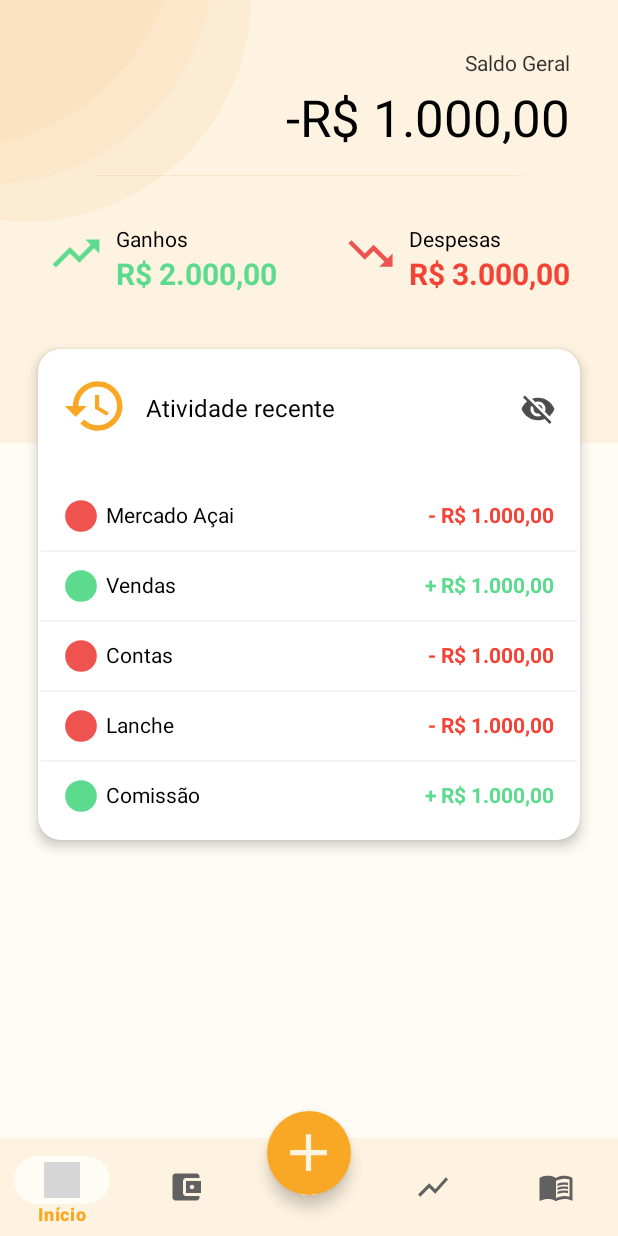
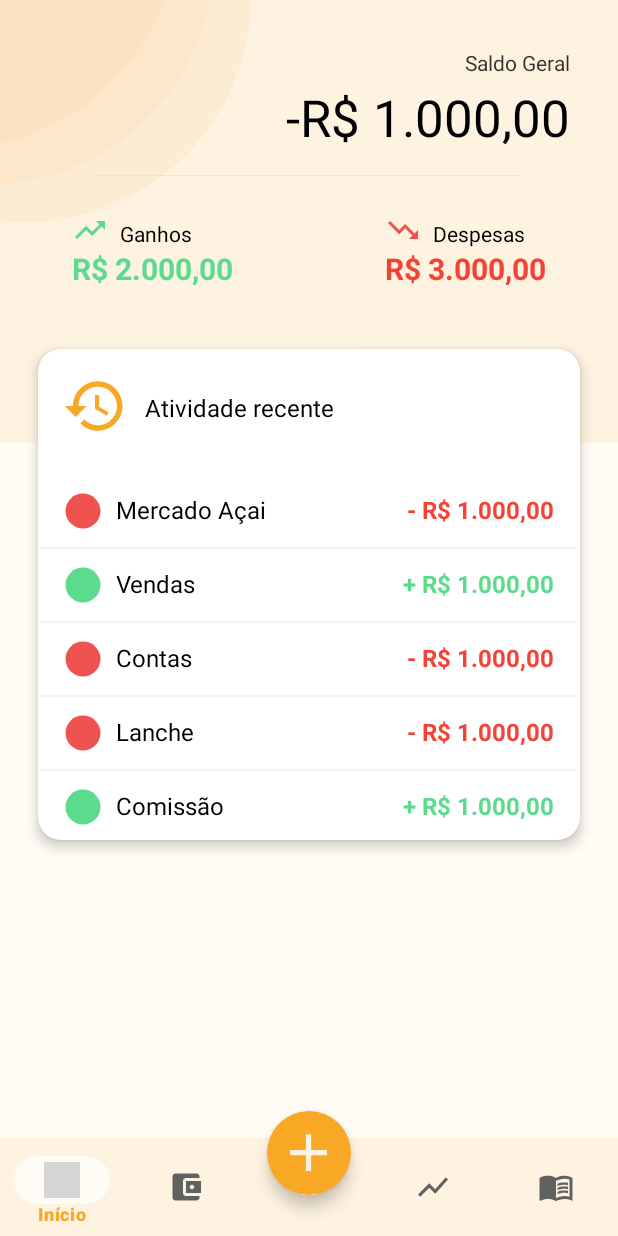
Before and after one commit to htchristie/finances-app, an Android app: the screen it shows after launch (MainActivity), on a phone screen of 412 x 824 dp. Run offline under Robolectric (Android 15) with nearby library versions, the phone set to English and light mode, and no system bars; our stand-ins replace navigation-ui; grey boxes are pictures that could not be loaded.

Commit message:
fixed broken constraints

```diff
--- a/app/src/main/res/layout/activity_main.xml
+++ b/app/src/main/res/layout/activity_main.xml
@@ -1,5 +1,6 @@
 <?xml version="1.0" encoding="utf-8"?>
-<androidx.constraintlayout.widget.ConstraintLayout xmlns:android="http://schemas.android.com/apk/res/android"
+<androidx.constraintlayout.widget.ConstraintLayout
+    xmlns:android="http://schemas.android.com/apk/res/android"
     xmlns:app="http://schemas.android.com/apk/res-auto"
     xmlns:tools="http://schemas.android.com/tools"
     android:layout_width="match_parent"
--- a/app/src/main/res/layout/fragment_home.xml
+++ b/app/src/main/res/layout/fragment_home.xml
@@ -74,12 +74,10 @@
 
         <ImageView
             android:id="@+id/ivProfits"
-            android:layout_width="37dp"
-            android:layout_height="39dp"
-            android:layout_marginStart="32dp"
-            android:layout_marginTop="32dp"
-            app:layout_constraintStart_toStartOf="@+id/header"
-            app:layout_constraintTop_toBottomOf="@+id/divider"
+            android:layout_width="24dp"
+            android:layout_height="24dp"
+            app:layout_constraintBottom_toTopOf="@+id/tvProfitDisplay"
+            app:layout_constraintStart_toStartOf="@+id/tvProfitDisplay"
             app:srcCompat="@drawable/ic_trending_up"
             tools:ignore="ContentDescription" />
 
@@ -88,33 +86,31 @@
             android:layout_width="wrap_content"
             android:layout_height="wrap_content"
             android:layout_marginStart="8dp"
-            android:layout_marginTop="32dp"
             android:text="@string/profits"
             android:textColor="?attr/colorOnPrimary"
             android:textSize="14sp"
-            app:layout_constraintStart_toEndOf="@+id/ivProfits"
-            app:layout_constraintTop_toBottomOf="@+id/divider" />
+            app:layout_constraintBottom_toTopOf="@+id/tvProfitDisplay"
+            app:layout_constraintStart_toEndOf="@+id/ivProfits" />
 
         <TextView
             android:id="@+id/tvProfitDisplay"
             android:layout_width="wrap_content"
-            android:layout_height="wrap_content"
-            android:layout_marginStart="8dp"
+            android:layout_height="27dp"
+            android:layout_marginStart="48dp"
+            android:layout_marginBottom="40dp"
             android:text="R$ 4.257,31"
             android:textColor="?attr/colorSecondaryVariant"
             android:textSize="20sp"
             android:textStyle="bold"
-            app:layout_constraintStart_toEndOf="@+id/ivProfits"
-            app:layout_constraintTop_toBottomOf="@+id/tvProfit" />
+            app:layout_constraintBottom_toTopOf="@+id/cardActivity"
+            app:layout_constraintStart_toStartOf="parent" />
 
         <ImageView
             android:id="@+id/ivExpenses"
-            android:layout_width="35dp"
-            android:layout_height="39dp"
-            android:layout_marginTop="32dp"
-            android:layout_marginEnd="8dp"
-            app:layout_constraintEnd_toStartOf="@+id/tvExpenses"
-            app:layout_constraintTop_toBottomOf="@+id/divider"
+            android:layout_width="24dp"
+            android:layout_height="24dp"
+            app:layout_constraintBottom_toTopOf="@+id/tvExpensesDisplay"
+            app:layout_constraintStart_toStartOf="@+id/tvExpensesDisplay"
             app:srcCompat="@drawable/ic_trending_down"
             tools:ignore="ContentDescription" />
 
@@ -123,27 +119,24 @@
             android:layout_width="wrap_content"
             android:layout_height="wrap_content"
             android:layout_marginStart="8dp"
-            android:layout_marginTop="32dp"
             android:text="@string/expenses"
             android:textColor="?attr/colorOnPrimary"
             android:textSize="14sp"
             app:layout_constraintBottom_toTopOf="@+id/tvExpensesDisplay"
-            app:layout_constraintStart_toEndOf="@+id/ivExpenses"
-            app:layout_constraintTop_toBottomOf="@+id/divider" />
+            app:layout_constraintStart_toEndOf="@+id/ivExpenses" />
 
         <TextView
             android:id="@+id/tvExpensesDisplay"
             android:layout_width="wrap_content"
             android:layout_height="wrap_content"
-            android:layout_marginStart="8dp"
-            android:layout_marginEnd="32dp"
+            android:layout_marginEnd="48dp"
+            android:layout_marginBottom="40dp"
             android:text="R$ 1799,48"
             android:textColor="?attr/colorSecondary"
             android:textSize="20sp"
             android:textStyle="bold"
-            app:layout_constraintEnd_toEndOf="parent"
-            app:layout_constraintStart_toEndOf="@+id/ivExpenses"
-            app:layout_constraintTop_toBottomOf="@+id/tvExpenses" />
+            app:layout_constraintBottom_toTopOf="@+id/cardActivity"
+            app:layout_constraintEnd_toEndOf="parent" />
 
         <androidx.cardview.widget.CardView
             android:id="@+id/cardActivity"
@@ -179,31 +172,18 @@
                     android:layout_height="wrap_content"
                     android:layout_marginStart="12dp"
                     android:layout_marginTop="28dp"
+                    android:layout_marginEnd="165dp"
                     android:text="@string/recent_activity"
                     android:textColor="?attr/colorOnPrimary"
                     android:textSize="16sp"
+                    app:layout_constraintEnd_toEndOf="parent"
                     app:layout_constraintStart_toEndOf="@+id/imageView"
                     app:layout_constraintTop_toTopOf="parent" />
 
-                <ImageView
-                    android:id="@+id/imageView2"
-                    android:layout_width="wrap_content"
-                    android:layout_height="wrap_content"
-                    android:layout_marginStart="141dp"
-                    android:layout_marginTop="28dp"
-                    android:layout_marginEnd="16dp"
-                    android:alpha=".7"
-                    android:contentDescription="@string/hide_numbers"
-                    app:layout_constraintEnd_toEndOf="parent"
-                    app:layout_constraintHorizontal_bias="1.0"
-                    app:layout_constraintStart_toEndOf="@+id/tvRecentActivity"
-                    app:layout_constraintTop_toTopOf="parent"
-                    app:srcCompat="@drawable/ic_visibility_off" />
-
                 <androidx.swiperefreshlayout.widget.SwipeRefreshLayout
                     android:id="@+id/srlRecentActivity"
-                    android:layout_width="361dp"
-                    android:layout_height="226dp"
+                    android:layout_width="match_parent"
+                    android:layout_height="235dp"
                     android:layout_marginTop="16dp"
                     app:layout_constraintBottom_toBottomOf="parent"
                     app:layout_constraintEnd_toEndOf="parent"
--- a/app/src/main/res/layout/fragment_planning.xml
+++ b/app/src/main/res/layout/fragment_planning.xml
@@ -72,9 +72,10 @@
                 android:id="@+id/ivPiggybank"
                 android:layout_width="48dp"
                 android:layout_height="48dp"
-                android:layout_marginStart="28dp"
+                android:layout_marginStart="32dp"
                 android:layout_marginTop="32dp"
                 android:src="@drawable/ic_piggybank"
+                app:layout_constraintEnd_toStartOf="@+id/tvPlBudget"
                 app:layout_constraintStart_toStartOf="parent"
                 app:layout_constraintTop_toBottomOf="@+id/tvPlMonth"
                 tools:ignore="ContentDescription" />
@@ -98,9 +99,10 @@
                 android:layout_height="wrap_content"
                 android:layout_marginStart="8dp"
                 android:text="R$ 2.087,09"
+                android:textColor="?attr/colorOnPrimary"
                 android:textSize="18sp"
-                android:textColor="?attr/colorOnPrimary"
                 app:layout_constraintBottom_toBottomOf="@+id/ivPiggybank"
+                app:layout_constraintEnd_toStartOf="@+id/tvTotalBudgetDisplay"
                 app:layout_constraintStart_toEndOf="@+id/ivPiggybank"
                 app:layout_constraintTop_toBottomOf="@+id/tvPlBudget" />
 
@@ -117,18 +119,6 @@
                 app:layout_constraintStart_toEndOf="@+id/tvBudgetDisplay"
                 app:layout_constraintTop_toTopOf="@+id/tvBudgetDisplay" />
 
-            <ImageView
-                android:id="@+id/ivPlHide"
-                android:layout_width="wrap_content"
-                android:layout_height="wrap_content"
-                android:layout_marginEnd="32dp"
-                android:alpha=".7"
-                android:contentDescription="@string/hide_numbers"
-                android:src="@drawable/ic_visibility_off"
-                app:layout_constraintBottom_toBottomOf="@+id/ivPiggybank"
-                app:layout_constraintEnd_toEndOf="parent"
-                app:layout_constraintTop_toTopOf="@+id/ivPiggybank" />
-
             <androidx.recyclerview.widget.RecyclerView
                 android:id="@+id/rvPlanningCard"
                 android:layout_width="match_parent"
--- a/app/src/main/res/layout/home_activity_item.xml
+++ b/app/src/main/res/layout/home_activity_item.xml
@@ -7,8 +7,8 @@
 
     <ImageView
         android:id="@+id/imageView3"
-        android:layout_width="25dp"
-        android:layout_height="25dp"
+        android:layout_width="28dp"
+        android:layout_height="28dp"
         android:layout_marginStart="16dp"
         android:layout_marginTop="10dp"
         app:layout_constraintStart_toStartOf="parent"
@@ -20,11 +20,11 @@
         android:id="@+id/tvCategory"
         android:layout_width="wrap_content"
         android:layout_height="wrap_content"
-        android:layout_marginStart="4dp"
+        android:layout_marginStart="8dp"
         android:layout_marginTop="12dp"
         android:text="@string/ra_category"
-        android:textSize="14sp"
         android:textColor="?attr/colorOnPrimary"
+        android:textSize="16sp"
         app:layout_constraintStart_toEndOf="@+id/imageView3"
         app:layout_constraintTop_toTopOf="parent" />
 
@@ -36,6 +36,7 @@
         android:layout_marginEnd="16dp"
         android:text="@string/ra_currency"
         android:textColor="@color/red_500"
+        android:textSize="16sp"
         android:textStyle="bold"
         app:layout_constraintEnd_toEndOf="parent"
         app:layout_constraintTop_toTopOf="parent" />
--- a/app/src/main/res/values-night/themes.xml
+++ b/app/src/main/res/values-night/themes.xml
@@ -1,6 +1,6 @@
 <resources>
     <!-- Base application theme. -->
-    <style name="Theme.FinancesApp" parent="Theme.Material3.Light.NoActionBar">
+    <style name="Theme.FinancesApp" parent="Theme.Material3.Dark.NoActionBar">
         <!-- Primary brand color. -->
         <item name="colorPrimary">@color/gray_800</item>
         <item name="colorPrimaryVariant">@color/amber_900</item>
@@ -36,4 +36,5 @@
     <style name="FabShapeStyle" parent="ShapeAppearance.Material3.SmallComponent">
         <item name="cornerSize">50%</item>
     </style>
+
 </resources>
```
